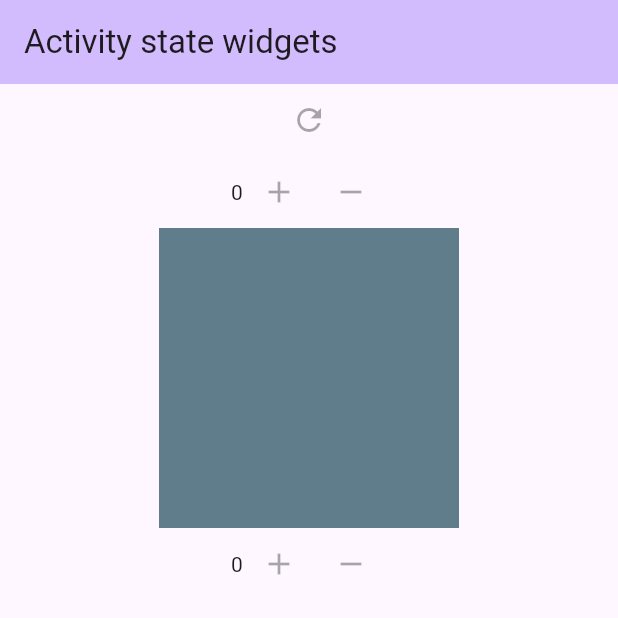
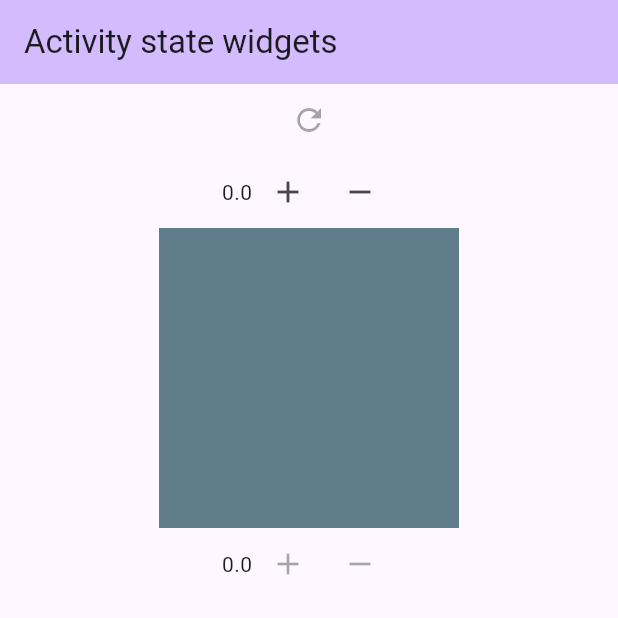
Before and after one commit to Oetam05/widge3, a Flutter app: the screen it shows after launch, on a phone screen of 412 x 824 dp, the top half of it. Run offline on Flutter 3.47's test engine with Material 2 defaults, Android fonts, the phone set to English and light mode, and no system bars.

Commit message:
primer paso

```diff
--- a/lib/ui/page/home_page.dart
+++ b/lib/ui/page/home_page.dart
@@ -14,6 +14,15 @@ class MyHomePage extends StatefulWidget {
 }
 
 class _MyHomePageState extends State<MyHomePage> {
+  double value = 0.0;
+  void inc1() {
+    value = value + 0.1;
+  }
+
+  void dec1() {
+    value = value - 0.1;
+  }
+
   @override
   Widget build(BuildContext context) {
     return Scaffold(
@@ -21,14 +30,22 @@ class _MyHomePageState extends State<MyHomePage> {
         backgroundColor: Theme.of(context).colorScheme.inversePrimary,
         title: Text(widget.title),
       ),
-      body: const Center(
+      body: Center(
           child: Column(
         children: [
           IconButton(
               onPressed: null, icon: Icon(Icons.refresh), key: Key('Refresh')),
           Column(
             mainAxisAlignment: MainAxisAlignment.center,
-            children: <Widget>[W1(), W2(), W3()],
+            children: <Widget>[
+              W1(
+                value: value,
+                inc1: inc1,
+                dec1: dec1,
+              ),
+              W2(value: value),
+              W3(value: value)
+            ],
           ),
         ],
       )),
--- a/lib/ui/widget/w1.dart
+++ b/lib/ui/widget/w1.dart
@@ -1,22 +1,27 @@
 import 'package:flutter/material.dart';
 
 class W1 extends StatelessWidget {
-  const W1({super.key});
+  const W1(
+      {super.key, required this.value, required this.inc1, required this.dec1});
   //color: Theme.of(context).primaryColor,
   // color: Theme.of(context).colorScheme.inversePrimary,
   // container margin: const EdgeInsets.all(10),
   // container padding: const EdgeInsets.all(10),
+
+  final double value;
+  final Function() inc1;
+  final Function() dec1;
   @override
   Widget build(BuildContext context) {
-    return const Row(
+    return Row(
       mainAxisAlignment: MainAxisAlignment.center,
       children: [
         Text(
-          '0',
+          '$value',
           key: Key('W1Value'),
         ),
-        IconButton(onPressed: null, icon: Icon(Icons.add), key: Key('W1Add')),
-        IconButton(onPressed: null, icon: Icon(Icons.remove), key: Key('W1Sub'))
+        IconButton(onPressed: inc1, icon: Icon(Icons.add), key: Key('W1Add')),
+        IconButton(onPressed: dec1, icon: Icon(Icons.remove), key: Key('W1Sub'))
       ],
     );
   }
--- a/lib/ui/widget/w2.dart
+++ b/lib/ui/widget/w2.dart
@@ -1,8 +1,8 @@
 import 'package:flutter/material.dart';
 
 class W2 extends StatelessWidget {
-  const W2({super.key});
-  final double value = 0;
+  const W2({super.key, required this.value});
+  final double value;
   @override
   Widget build(BuildContext context) {
     return Container(
--- a/lib/ui/widget/w3.dart
+++ b/lib/ui/widget/w3.dart
@@ -1,17 +1,18 @@
 import 'package:flutter/material.dart';
 
 class W3 extends StatelessWidget {
-  const W3({super.key});
+  const W3({super.key, required this.value});
   //color: Theme.of(context).primaryColor,
   // color: Theme.of(context).colorScheme.inversePrimary,
   // container margin: const EdgeInsets.all(10),
   // container padding: const EdgeInsets.all(10),
+  final double value;
   @override
   Widget build(BuildContext context) {
-    return const Row(
+    return Row(
       mainAxisAlignment: MainAxisAlignment.center,
       children: [
-        Text('0', key: Key('W3Value')),
+        Text('$value', key: Key('W3Value')),
         IconButton(
           onPressed: null,
           icon: Icon(Icons.add),
```
